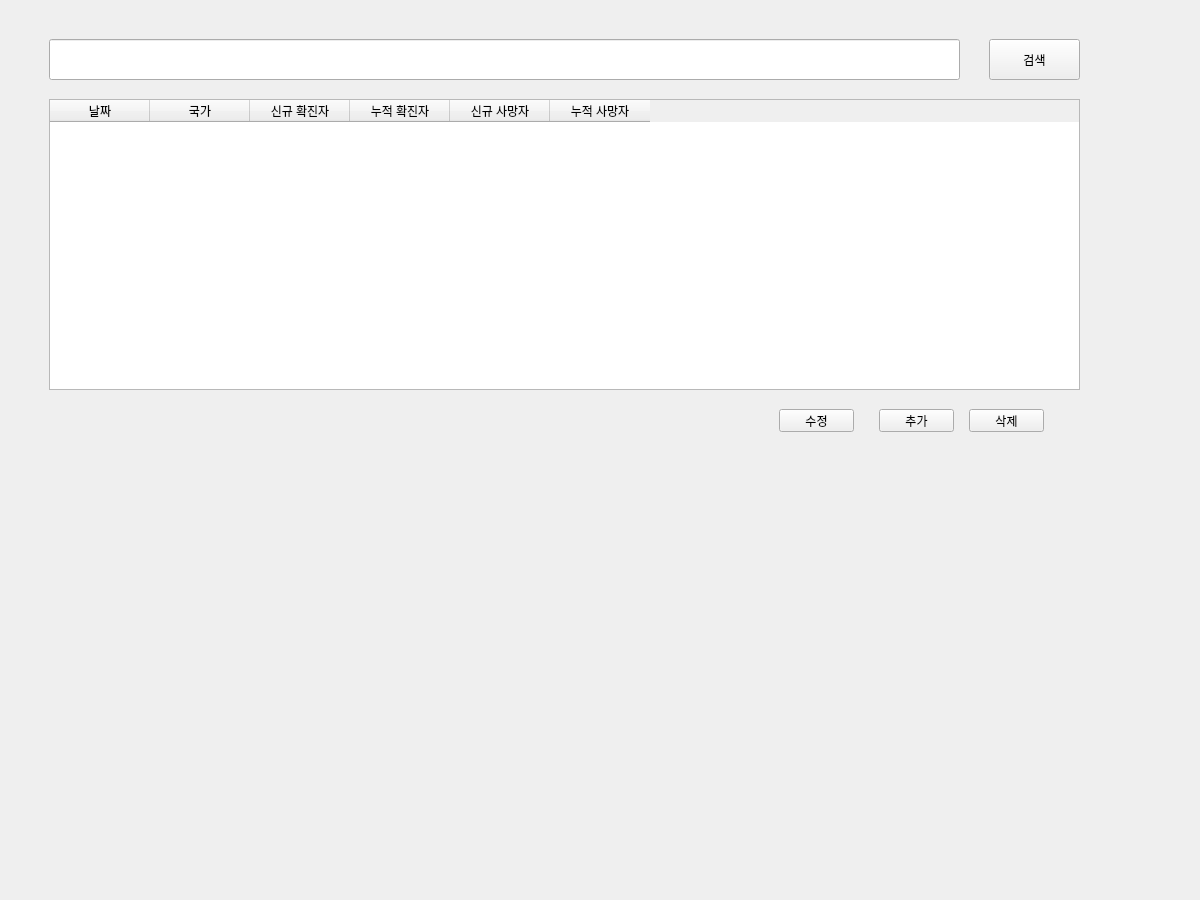
First picture: the form in covid.ui, repository ksseongill/covid_012, before the edit.
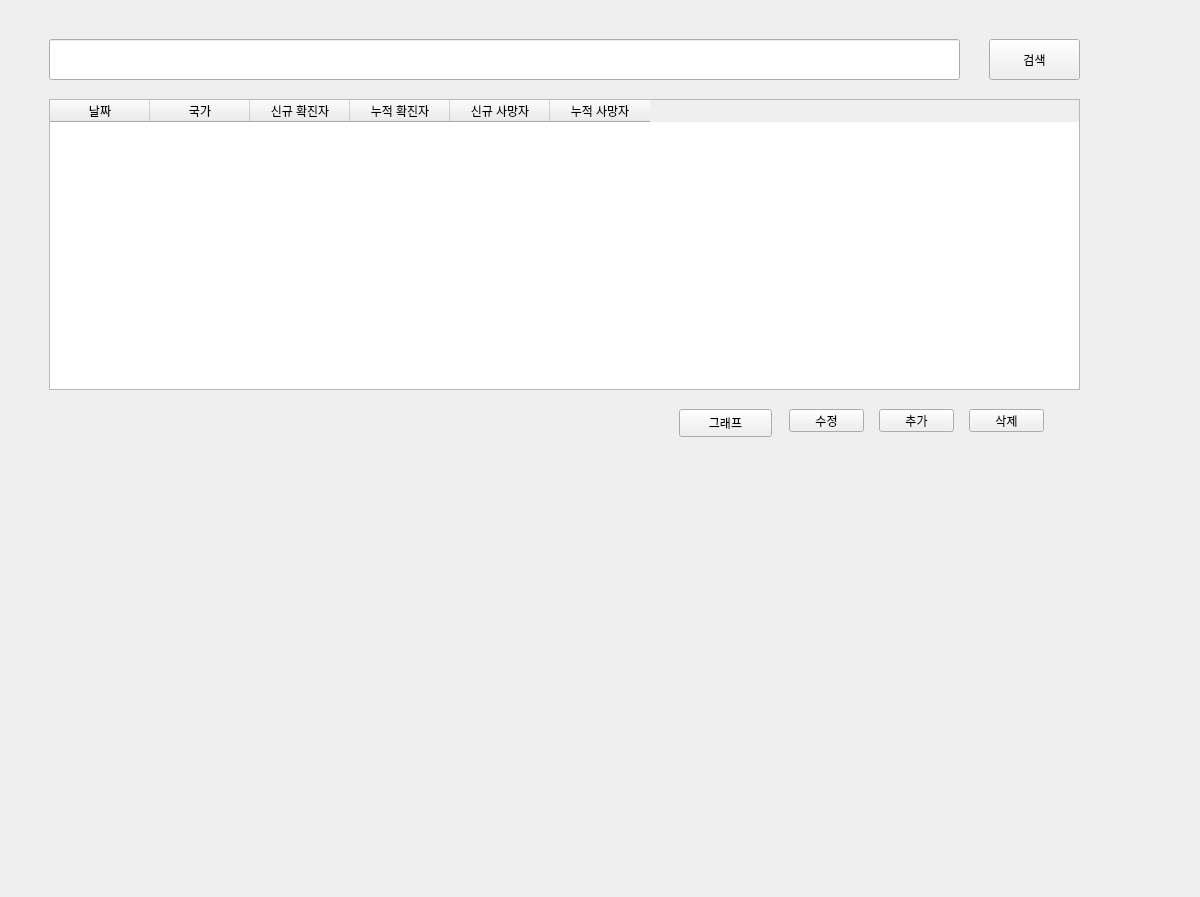
Second picture: the form after the edit.

Commit message: 수정기능구현

Patch:
```diff
--- a/covid.ui
+++ b/covid.ui
@@ -7,7 +7,7 @@
     <x>0</x>
     <y>0</y>
     <width>1200</width>
-    <height>900</height>
+    <height>897</height>
    </rect>
   </property>
   <property name="windowTitle">
@@ -132,7 +132,7 @@
     <widget class="QPushButton" name="btn_change">
      <property name="geometry">
       <rect>
-       <x>780</x>
+       <x>790</x>
        <y>410</y>
        <width>75</width>
        <height>23</height>
@@ -142,6 +142,19 @@
       <string>수정</string>
      </property>
     </widget>
+    <widget class="QPushButton" name="btn_graph">
+     <property name="geometry">
+      <rect>
+       <x>680</x>
+       <y>410</y>
+       <width>93</width>
+       <height>28</height>
+      </rect>
+     </property>
+     <property name="text">
+      <string>그래프</string>
+     </property>
+    </widget>
    </widget>
    <widget class="QWidget" name="page_2">
     <widget class="QLineEdit" name="date">
```
The commit also changes 1 other file.
